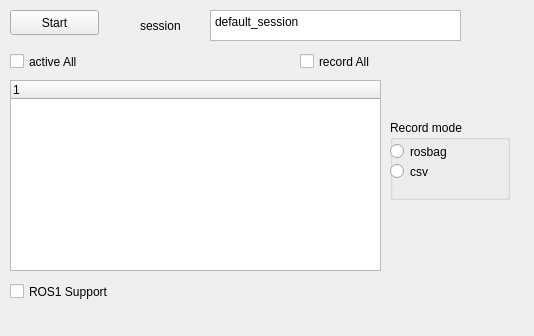
Before: the Qt Designer form rqt_mocap_control/src/rqt_mocap_control/mocap_control.ui in fmrico/mocap4ros2_applications, drawn with Qt 5.
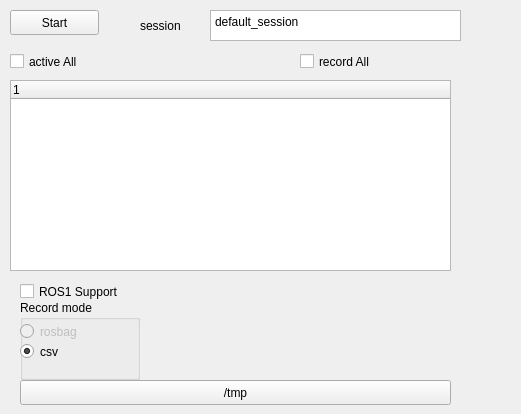
After: the same form once the commit is applied.

Patch:
```diff
--- a/rqt_mocap_control/src/rqt_mocap_control/mocap_control.ui
+++ b/rqt_mocap_control/src/rqt_mocap_control/mocap_control.ui
@@ -6,8 +6,8 @@
    <rect>
     <x>0</x>
     <y>0</y>
-    <width>534</width>
-    <height>336</height>
+    <width>521</width>
+    <height>414</height>
    </rect>
   </property>
   <property name="windowTitle">
@@ -31,7 +31,7 @@
     <rect>
      <x>10</x>
      <y>80</y>
-     <width>371</width>
+     <width>441</width>
      <height>191</height>
     </rect>
    </property>
@@ -96,8 +96,8 @@
   <widget class="QGroupBox" name="groupBox">
    <property name="geometry">
     <rect>
-     <x>390</x>
-     <y>120</y>
+     <x>20</x>
+     <y>300</y>
      <width>120</width>
      <height>80</height>
     </rect>
@@ -105,7 +105,10 @@
    <property name="title">
     <string>Record mode</string>
    </property>
-   <widget class="QRadioButton" name="radioButton">
+   <widget class="QRadioButton" name="rosbagModeRadioButton">
+    <property name="enabled">
+     <bool>false</bool>
+    </property>
     <property name="geometry">
      <rect>
       <x>0</x>
@@ -130,12 +133,15 @@
     <property name="text">
      <string>csv</string>
     </property>
+    <property name="checked">
+     <bool>true</bool>
+    </property>
    </widget>
   </widget>
   <widget class="QCheckBox" name="enableROS1checkBox">
    <property name="geometry">
     <rect>
-     <x>10</x>
+     <x>20</x>
      <y>280</y>
      <width>151</width>
      <height>23</height>
@@ -145,6 +151,19 @@
     <string>ROS1 Support</string>
    </property>
   </widget>
+  <widget class="QPushButton" name="selectOutputDirpushButton">
+   <property name="geometry">
+    <rect>
+     <x>20</x>
+     <y>380</y>
+     <width>431</width>
+     <height>25</height>
+    </rect>
+   </property>
+   <property name="text">
+    <string>/tmp</string>
+   </property>
+  </widget>
  </widget>
  <resources/>
  <connections/>
```
Left out of the diff: 5 changed lines with no effect on the pictures.
